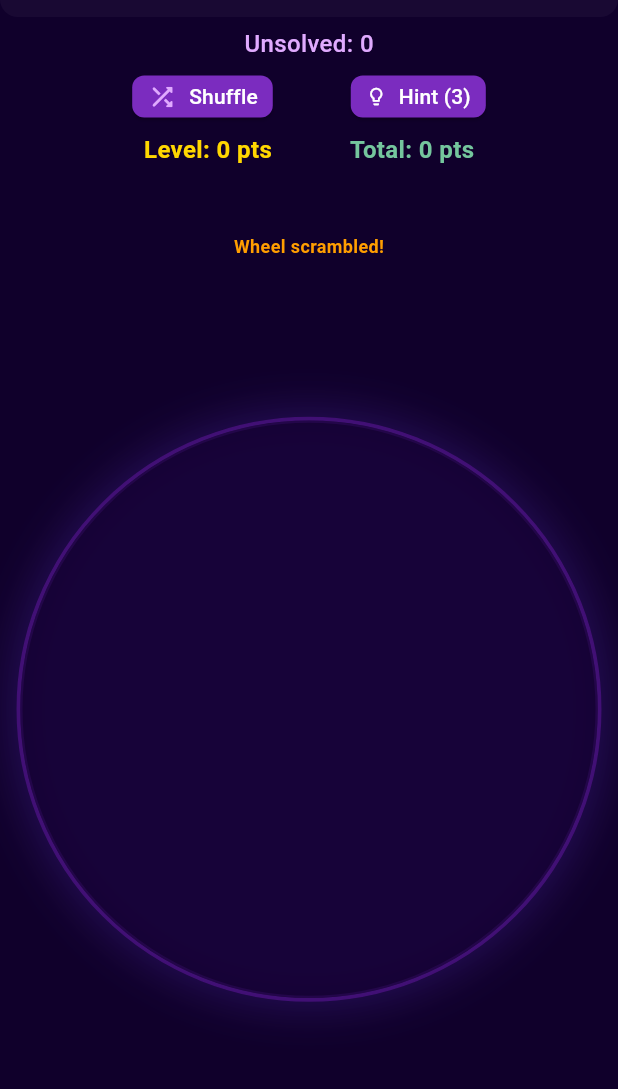
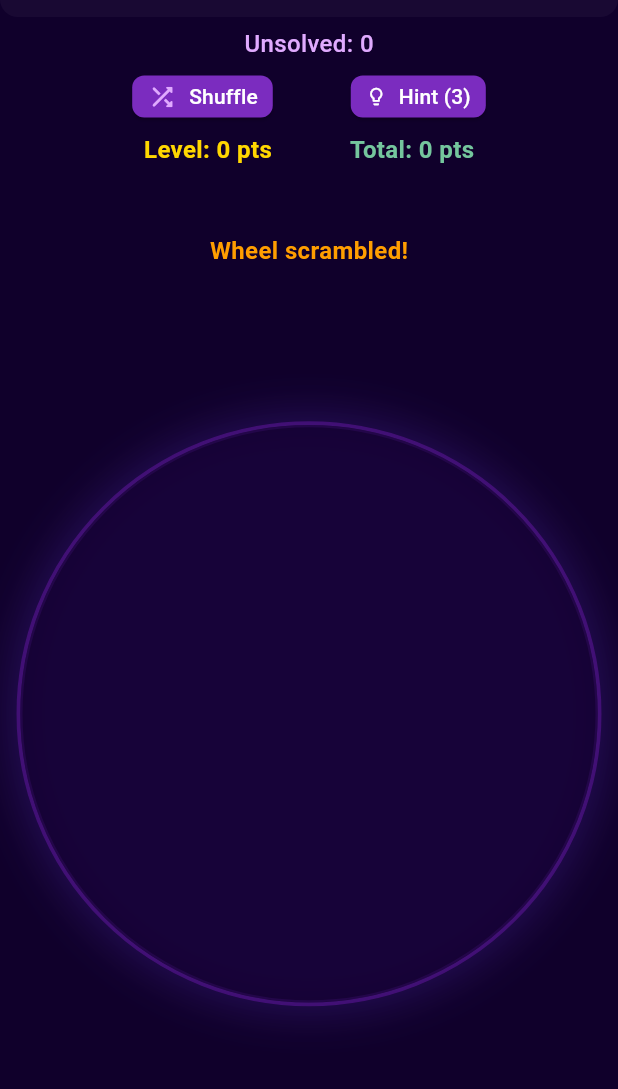
Before and after one commit to drayze/letter_in_the_myst, a Flutter app: the GameScreen screen opened directly with empty values, after a tap on "Shuffle", on a phone screen of 412 x 824 dp, the part 85-1174 px from its top. Run offline on Flutter 3.47's test engine with Material 3 defaults, Android fonts, the phone set to English and light mode, and no system bars; our stand-ins replace shared_preferences; accounts and stored records are empty.

Commit message:
Updated themes.dart sections to match the font size hard coded in game_screen.dart fo the scores. Replaced the hardcode Textstyles in game_screen.dart with the proper code imported from themes.dart

```diff
--- a/lib/screens/game_screen.dart
+++ b/lib/screens/game_screen.dart
@@ -732,20 +732,12 @@ class _GameScreenState extends State<GameScreen>
                         children: [
                           Text(
                             'Level: $_score pts',
-                            style: const TextStyle(
-                              color: AppColors.goldAccent,
-                              fontSize: 16,
-                              fontWeight: FontWeight.bold,
-                            ),
+                            style:  AppTextStyles.levelCardScore
                           ),
                           const SizedBox(width: 52),
                           Text(
                             'Total: $accumulatedTotal pts',
-                            style: const TextStyle(
-                              color: AppColors.mintAccent,
-                              fontSize: 16,
-                              fontWeight: FontWeight.w600,
-                            ),
+                            style: AppTextStyles.totalScoreBanner
                           ),
                         ],
                       ),
--- a/lib/theme/themes.dart
+++ b/lib/theme/themes.dart
@@ -115,8 +115,8 @@ abstract class AppTextStyles {
   );
 
   static const TextStyle totalScoreBanner = TextStyle(
-    color: AppColors.goldAccent,
-    fontSize: 12,
+    color: AppColors.mintAccent,
+    fontSize: 16,
     fontWeight: FontWeight.bold,
   );
 
@@ -145,7 +145,7 @@ abstract class AppTextStyles {
 
   static const TextStyle levelCardScore = TextStyle(
     color: AppColors.goldAccent,
-    fontSize: 11,
+    fontSize: 16,
     fontWeight: FontWeight.bold,
   );
 
@@ -173,7 +173,7 @@ abstract class AppTextStyles {
 
   static const TextStyle warningMessage = TextStyle(
     color: AppColors.warningOrange,
-    fontSize: 12,
+    fontSize: 16,
     fontWeight: FontWeight.bold,
   );
 
```
